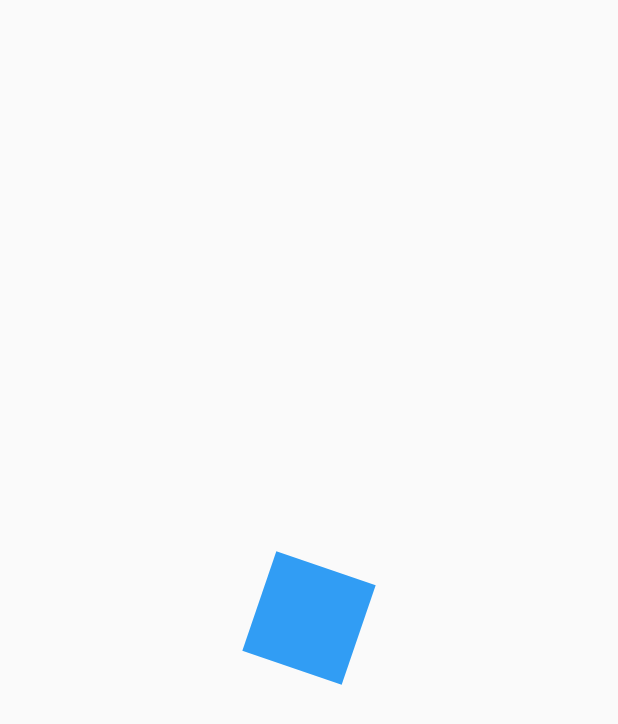
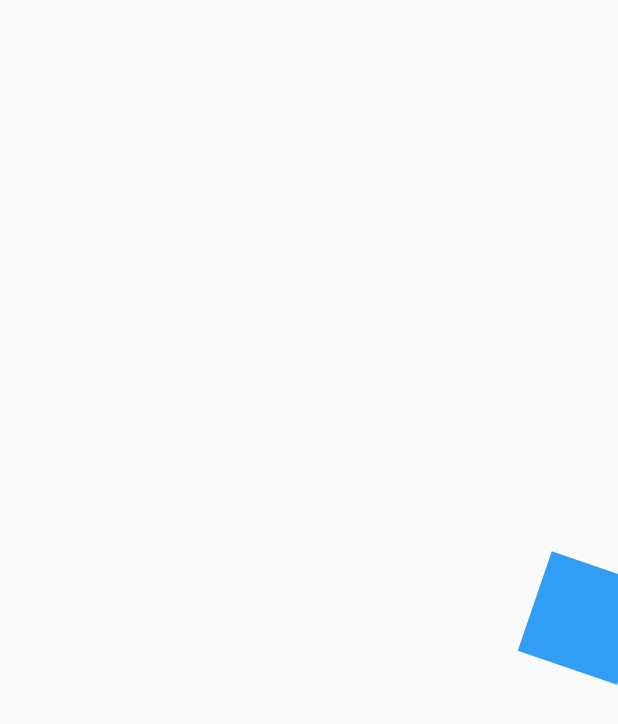
Before and after one commit to JhonZuluaga007/custom-animations, a Flutter app: the first screen one second after launch, on a phone screen of 412 x 824 dp. Shown: the top 724 px of the screen. Run offline on Flutter 3.47's test engine with Material 2 defaults, Android fonts, the phone set to English and light mode, and no system bars.

Commit message:
wrap the widget in a Transform.translate to be able to move the square and add a new variable to tell it to move to the left :wq

```diff
--- a/lib/src/pages/animations_page.dart
+++ b/lib/src/pages/animations_page.dart
@@ -28,6 +28,7 @@ class _SquareAnimationState extends State<SquareAnimation>
   late AnimationController animationController;
   late Animation<double> rotation;
   late Animation<double> opacity;
+  late Animation<double> moveRight;
 
   @override
   void initState() {
@@ -40,12 +41,17 @@ class _SquareAnimationState extends State<SquareAnimation>
         parent: animationController,
         curve: const Interval(0.0, 0.25, curve: Curves.easeInOut)));
 
+    moveRight = Tween(begin: 0.0, end: 200.0).animate(CurvedAnimation(
+        parent: animationController,
+        curve: const Interval(0.0, 0.25, curve: Curves.easeInOut)));
+
     animationController.addListener(() {
       print('Status: ${animationController.status}');
       if (animationController.status == AnimationStatus.completed) {
         animationController.reset();
       }
     });
+
     super.initState();
   }
 
@@ -57,12 +63,15 @@ class _SquareAnimationState extends State<SquareAnimation>
       animation: animationController,
       child: _Rectangulo(),
       builder: (context, childRectangulo) {
-        return Transform.rotate(
-            angle: rotation.value,
-            child: Opacity(
-              opacity: opacity.value,
-              child: childRectangulo,
-            ));
+        return Transform.translate(
+          offset: Offset(moveRight.value, 0),
+          child: Transform.rotate(
+              angle: rotation.value,
+              child: Opacity(
+                opacity: opacity.value,
+                child: childRectangulo,
+              )),
+        );
       },
     );
   }
@@ -74,7 +83,7 @@ class _Rectangulo extends StatelessWidget {
     return Container(
       width: 70,
       height: 70,
-      decoration: BoxDecoration(color: Colors.blue),
+      decoration: const BoxDecoration(color: Colors.blue),
     );
   }
 }
```
